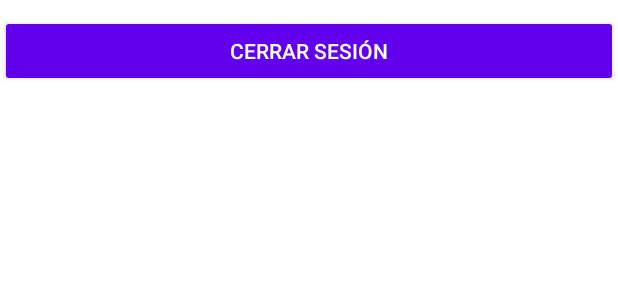
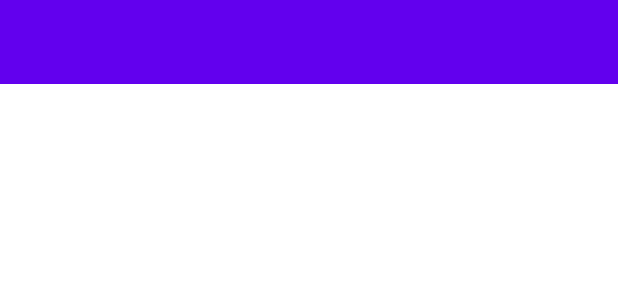
Before and after one commit to AlexY99/Audifast, an Android app: the layout activity_lista_auditorias.xml on its own in the app's theme, with its tools: preview values and no code run, on a phone screen of 412 x 824 dp. Shown: the top 300 px of the screen. Run offline under Robolectric (Android 15) with nearby library versions, the phone set to English and light mode, and no system bars.

Commit message:
toolbar y menu

```diff
--- a/app/build.gradle
+++ b/app/build.gradle
@@ -7,7 +7,7 @@ android {
     buildToolsVersion "30.0.3"
 
     defaultConfig {
-        applicationId "com.ricm.pruebalogin"
+        applicationId "com.ricm.audifast"
         minSdkVersion 19
         targetSdkVersion 30
         versionCode 1
--- a/app/src/main/java/com/ricm/audifast/ui/MainActivity.java
+++ b/app/src/main/java/com/ricm/audifast/ui/MainActivity.java
@@ -20,8 +20,6 @@ import org.ksoap2.serialization.SoapObject;
 import org.ksoap2.serialization.SoapPrimitive;
 import org.ksoap2.serialization.SoapSerializationEnvelope;
 import org.ksoap2.transport.HttpTransportSE;
-
-import static java.lang.Thread.sleep;
 
  public class MainActivity extends AppCompatActivity {
 
@@ -130,7 +128,7 @@ import static java.lang.Thread.sleep;
         Intent intent = new Intent(this,ListaAuditorias.class);
         intent.putExtra("correo",correo);
         startActivity(intent);
-        this.finish();
+        finish();
     }
 
 }
--- a/app/src/main/res/layout/activity_lista_auditorias.xml
+++ b/app/src/main/res/layout/activity_lista_auditorias.xml
@@ -1,24 +1,21 @@
 <?xml version="1.0" encoding="utf-8"?>
-<androidx.constraintlayout.widget.ConstraintLayout xmlns:android="http://schemas.android.com/apk/res/android"
+<LinearLayout xmlns:android="http://schemas.android.com/apk/res/android"
     xmlns:app="http://schemas.android.com/apk/res-auto"
     xmlns:tools="http://schemas.android.com/tools"
     android:layout_width="match_parent"
     android:layout_height="match_parent"
+    android:orientation="vertical"
     tools:context=".ui.listaAuditorias.ListaAuditorias">
 
-    <LinearLayout
-        android:layout_width="match_parent"
-        android:layout_height="match_parent"
-        android:orientation="vertical">
 
-    <Button
-        android:id="@+id/btnLogout"
-        style="@style/Widget.AppCompat.Button"
-        android:layout_width="match_parent"
-        android:layout_height="wrap_content"
-        android:layout_marginTop="10dp"
-        android:text="Cerrar Sesión"
-        android:textAlignment="center" />
+        <androidx.appcompat.widget.Toolbar
+            android:id="@+id/toolbar"
+            android:layout_width="match_parent"
+            android:layout_height="wrap_content"
+            android:background="?attr/colorPrimary"
+            android:minHeight="?attr/actionBarSize"
+            android:theme="?attr/actionBarTheme"
+            app:popupTheme="@style/Theme.AppCompat.Light"/>
 
 
         <LinearLayout
@@ -50,9 +47,4 @@
             </ScrollView>
 
         </LinearLayout>
-
-
-
-    </LinearLayout>
-
-</androidx.constraintlayout.widget.ConstraintLayout>
+</LinearLayout>
--- a/app/src/main/res/values-night/themes.xml
+++ b/app/src/main/res/values-night/themes.xml
@@ -1,6 +1,6 @@
 <resources xmlns:tools="http://schemas.android.com/tools">
     <!-- Base application theme. -->
-    <style name="Theme.PruebaLogin" parent="Theme.MaterialComponents.DayNight.DarkActionBar">
+    <style name="Theme.AFMobile" parent="Theme.MaterialComponents.DayNight.DarkActionBar">
         <!-- Primary brand color. -->
         <item name="colorPrimary">@color/purple_200</item>
         <item name="colorPrimaryVariant">@color/purple_700</item>
--- a/app/src/main/res/values/themes.xml
+++ b/app/src/main/res/values/themes.xml
@@ -1,6 +1,6 @@
 <resources xmlns:tools="http://schemas.android.com/tools">
     <!-- Base application theme. -->
-    <style name="Theme.PruebaLogin" parent="Theme.MaterialComponents.DayNight.DarkActionBar">
+    <style name="Theme.AFMobile" parent="Theme.MaterialComponents.DayNight.DarkActionBar">
         <!-- Primary brand color. -->
         <item name="colorPrimary">@color/purple_500</item>
         <item name="colorPrimaryVariant">@color/purple_700</item>
@@ -14,12 +14,12 @@
         <!-- Customize your theme here. -->
     </style>
 
-    <style name="Theme.PruebaLogin.NoActionBar">
+    <style name="Theme.AFMobile.NoActionBar">
         <item name="windowActionBar">false</item>
         <item name="windowNoTitle">true</item>
     </style>
 
-    <style name="Theme.PruebaLogin.AppBarOverlay" parent="ThemeOverlay.AppCompat.Dark.ActionBar" />
+    <style name="Theme.AFMobile.AppBarOverlay" parent="ThemeOverlay.AppCompat.Dark.ActionBar" />
 
-    <style name="Theme.PruebaLogin.PopupOverlay" parent="ThemeOverlay.AppCompat.Light" />
+    <style name="Theme.AFMobile.PopupOverlay" parent="ThemeOverlay.AppCompat.Light" />
 </resources>
```
Also changed, not shown: app/src/main/AndroidManifest.xml (+10 -5 lines), app/src/main/java/com/ricm/audifast/ui/infoAuditoria/InfoAuditoria.java (+31 -12 lines), app/src/main/java/com/ricm/audifast/ui/listaAuditorias/ListaAuditorias.java (+23 -14 lines), app/src/main/java/com/ricm/audifast/ui/procesosActa/ProcesosActa.java (+32 -11 lines), app/src/main/java/com/ricm/audifast/ui/requisitosProceso/RequisitosProceso.java (+31 -8 lines), app/src/main/res/layout/activity_info_auditoria.xml (+14 -19 lines), app/src/main/res/layout/activity_procesos_acta.xml (+6 -6 lines), app/src/main/res/layout/activity_requisitos_proceso.xml (+6 -6 lines), app/src/main/res/menu/main_menu.xml (added, +15 -0 lines), 1 other file.
